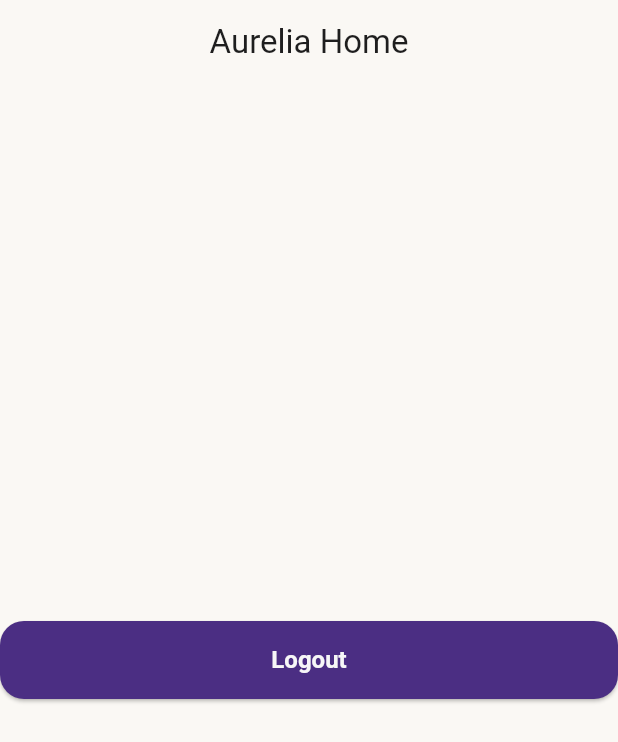
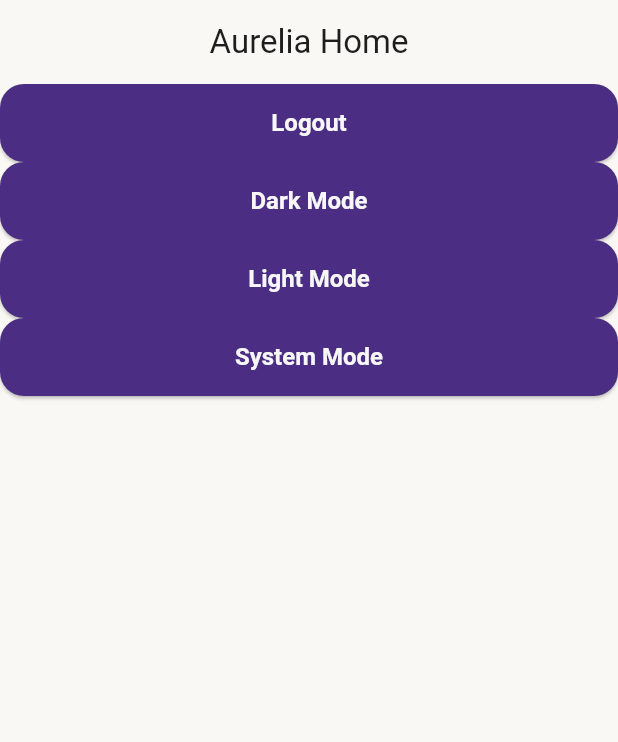
Before and after one commit to ziad7118m/aurelia, a Flutter app: the screen it shows after launch, after a tap on "Go to Home", on a phone screen of 412 x 824 dp. Shown: the top 742 px of the screen. Run offline on Flutter 3.47's test engine with Material 3 defaults, Android fonts, the phone set to English and light mode, and no system bars; our stand-ins replace dio, flutter_bloc, flutter_secure_storage, shared_preferences.

Commit message:
feat: add theme cubit and persist theme mode

```diff
--- a/lib/aurelia_app.dart
+++ b/lib/aurelia_app.dart
@@ -1,6 +1,8 @@
 import 'package:aurelia/core/routing/app_router.dart';
 import 'package:aurelia/core/theme/app_theme.dart';
+import 'package:aurelia/core/theme/theme_cubit.dart';
 import 'package:flutter/material.dart';
+import 'package:flutter_bloc/flutter_bloc.dart';
 
 import 'core/routing/routes.dart';
 
@@ -11,14 +13,21 @@
 
   @override
   Widget build(BuildContext context) {
+    return BlocProvider(
+      create: (context) => ThemeCubit()..loadSavedTheme(),
+      child: BlocBuilder<ThemeCubit, ThemeMode>(
+        builder: (context, themeMode) {
           return MaterialApp(
             debugShowCheckedModeBanner: false,
             title: 'Aurelia',
             theme: AppTheme.lightTheme,
             darkTheme: AppTheme.darkTheme,
-      themeMode: ThemeMode.system,
+            themeMode: themeMode,
             initialRoute: Routes.splash,
             onGenerateRoute: appRouter.generateRoute,
           );
+        },
+      ),
+    );
   }
 }
--- /dev/null
+++ b/lib/core/theme/theme_cubit.dart
@@ -0,0 +1,43 @@
+import 'package:flutter/material.dart';
+import 'package:flutter_bloc/flutter_bloc.dart';
+
+import '../cache/shared_pref_helper.dart';
+
+class ThemeCubit extends Cubit<ThemeMode> {
+  ThemeCubit() : super(ThemeMode.system);
+
+  Future<void> loadSavedTheme() async {
+    final savedTheme = await SharedPrefHelper.getThemeMode();
+
+    switch (savedTheme) {
+      case 'light':
+        emit(ThemeMode.light);
+        break;
+
+      case 'dark':
+        emit(ThemeMode.dark);
+        break;
+
+      default:
+        emit(ThemeMode.system);
+    }
+  }
+
+  Future<void> changeTheme(ThemeMode themeMode) async {
+    emit(themeMode);
+
+    switch (themeMode) {
+      case ThemeMode.light:
+        await SharedPrefHelper.saveThemeMode('light');
+        break;
+
+      case ThemeMode.dark:
+        await SharedPrefHelper.saveThemeMode('dark');
+        break;
+
+      case ThemeMode.system:
+        await SharedPrefHelper.saveThemeMode('system');
+        break;
+    }
+  }
+}
--- a/lib/features/home/presentation/screens/home_screen.dart
+++ b/lib/features/home/presentation/screens/home_screen.dart
@@ -1,6 +1,8 @@
 import 'package:flutter/material.dart';
+import 'package:flutter_bloc/flutter_bloc.dart';
 
 import '../../../../core/routing/routes.dart';
+import '../../../../core/theme/theme_cubit.dart';
 
 class HomeScreen extends StatelessWidget {
   const HomeScreen({super.key});
@@ -8,11 +10,11 @@
   @override
   Widget build(BuildContext context) {
     return Scaffold(
-      appBar: AppBar(
-        title: const Text('Aurelia Home'),
-      ),
+      appBar: AppBar(title: const Text('Aurelia Home')),
       body: Center(
-        child: ElevatedButton(
+        child: Column(
+          children: [
+            ElevatedButton(
               onPressed: () {
                 Navigator.pushNamedAndRemoveUntil(
                   context,
@@ -22,6 +24,24 @@
               },
               child: const Text('Logout'),
             ),
+            ElevatedButton(
+              onPressed: () {
+                context.read<ThemeCubit>().changeTheme(ThemeMode.dark);
+              },
+              child: const Text('Dark Mode'),
+            ),ElevatedButton(
+              onPressed: () {
+                context.read<ThemeCubit>().changeTheme(ThemeMode.light);
+              },
+              child: const Text('Light Mode'),
+            ),ElevatedButton(
+              onPressed: () {
+                context.read<ThemeCubit>().changeTheme(ThemeMode.system);
+              },
+              child: const Text('System Mode'),
+            ),
+          ],
+        ),
       ),
     );
   }
```
Lines whose indentation alone changed are shown as unchanged.
